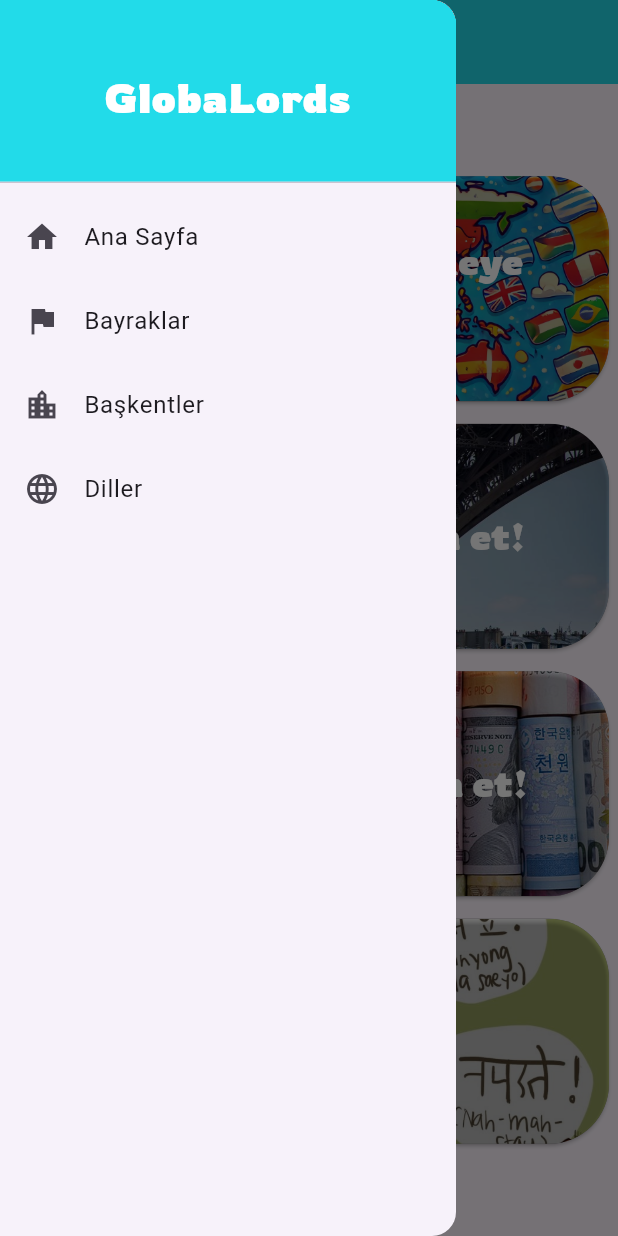
After one commit to esraayigit/globaLords, a Flutter app: the HomePage screen opened by its route, with the side drawer open, on a phone screen of 412 x 824 dp. The commit adds this screen. Run offline on Flutter 3.47's test engine with Material 3 defaults, Android fonts, the light colour scheme and no system bars.

Commit message:
drawer eklendi

```diff
--- /dev/null
+++ b/lib/drawer.dart
@@ -0,0 +1,74 @@
+import 'package:flutter/material.dart';
+
+class drawer extends StatefulWidget {
+  const drawer({super.key});
+
+  @override
+  State<drawer> createState() => _drawerState();
+}
+
+class _drawerState extends State<drawer> {
+  @override
+  Widget build(BuildContext context) {
+    return Drawer(
+      child: ListView(
+        padding: EdgeInsets.zero,
+        children: <Widget>[
+          SizedBox(
+            height: 130,
+            child: DrawerHeader(
+              decoration: BoxDecoration(color: Color(0xFF22DBE9)),
+              child: Center(
+                child: Text(
+                  'GlobaLords',
+                  textAlign: TextAlign.center,
+                    style: TextStyle(color: Colors.white, fontWeight: FontWeight.w600, fontSize: 28, fontFamily: 'Rowdies')
+                ),
+              ),
+            ),
+          ),
+          ListTile(
+            leading: Icon(Icons.home),
+            title: Text('Ana Sayfa'),
+            onTap: () {
+              Navigator.pushNamed(
+                context,
+                '/homepage'
+              );
+            },
+          ),
+          ListTile(
+            leading: Icon(Icons.flag),
+            title: Text('Bayraklar'),
+            onTap: () {
+              Navigator.pushNamed(
+                  context,
+                  '/bayraklar'
+              );
+            },
+          ),
+          ListTile(
+            leading: Icon(Icons.location_city),
+            title: Text('Başkentler'),
+            onTap: () {
+              Navigator.pushNamed(
+                  context,
+                  '/baskentler'
+              );
+            },
+          ),
+          ListTile(
+            leading: Icon(Icons.language),
+            title: Text('Diller'),
+            onTap: () {
+              Navigator.pushNamed(
+                  context,
+                  '/diller'
+              );
+            },
+          ),
+        ],
+      ),
+    );
+  }
+}
--- a/lib/diller.dart
+++ b/lib/screens/diller.dart
@@ -1,14 +1,14 @@
 import 'package:flutter/material.dart';
 import 'dart:async';
 
-class diller extends StatefulWidget {
-  const diller({super.key});
+class Diller extends StatefulWidget {
+  const Diller({super.key});
 
   @override
-  State<diller> createState() => _dillerState();
+  State<Diller> createState() => _DillerState();
 }
 
-class _dillerState extends State<diller> {
+class _DillerState extends State<Diller> {
   int remainingTime = 240; // 4 dakika (240 saniye)
   late Timer _timer;
 
--- a/lib/homepage.dart
+++ b/lib/screens/homepage.dart
@@ -1,9 +1,10 @@
 import 'package:flutter/material.dart';
-import 'package:globalords/banknot.dart';
-import 'package:globalords/baskentler.dart';
-import 'package:globalords/diller.dart';
+import 'package:globalords/drawer.dart';
+import 'package:globalords/screens/banknot.dart';
+import 'package:globalords/screens/baskentler.dart';
+import 'package:globalords/screens/diller.dart';
 import 'bayraklar.dart';
-import 'CountDownScreen.dart';
+import 'countdownscreen.dart';
 
 class HomePage extends StatelessWidget {
   @override
@@ -15,17 +16,18 @@ class HomePage extends StatelessWidget {
         centerTitle: true,
         iconTheme: IconThemeData(color: Colors.white),
       ),
+      drawer: drawer(),
       body: Center(
         child: Column(
           mainAxisAlignment: MainAxisAlignment.center,
           children: [
             quizButton(context, 'assets/images/bayrakquiz.png', "Bayrakların hangi ülkeye ait olduğunu bul!", Bayraklar()),
             SizedBox(height: 15),
-            quizButton(context, 'assets/images/baskent.jpg', "Başkentleri tahmin et!", baskentler()),
+            quizButton(context, 'assets/images/baskent.jpg', "Başkentleri tahmin et!", Baskentler()),
             SizedBox(height: 15),
-            quizButton(context, 'assets/images/banknotes.jpeg', "Banknotları tahmin et!", banknot()),
+            quizButton(context, 'assets/images/banknotes.jpeg', "Banknotları tahmin et!", Banknot()),
             SizedBox(height: 15),
-            quizButton(context, 'assets/images/languages.jpg', "Bu hangi dil?", diller()),
+            quizButton(context, 'assets/images/languages.jpg', "Bu hangi dil?", Diller()),
           ],
         ),
       ),
--- a/lib/baslangic.dart
+++ b/lib/screens/loginpage.dart
@@ -1,12 +1,12 @@
 import 'package:flutter/material.dart';
 import 'homepage.dart';
 
-class BaslangicSayfasi extends StatefulWidget {
+class LoginPage extends StatefulWidget {
   @override
-  _BaslangicSayfasiState createState() => _BaslangicSayfasiState();
+  _LoginPageState createState() => _LoginPageState();
 }
 
-class _BaslangicSayfasiState extends State<BaslangicSayfasi> {
+class _LoginPageState extends State<LoginPage> {
   final TextEditingController _usernameController = TextEditingController();
   final TextEditingController _passwordController = TextEditingController();
 
```
Also changed, not shown: lib/main.dart (+15 -2 lines), lib/screens/banknot.dart (renamed from lib/baskentler.dart, +19 -17 lines), lib/screens/baskentler.dart (renamed from lib/banknot.dart, +16 -18 lines), lib/screens/bayraklar.dart (renamed from lib/bayraklar.dart), lib/screens/countdownscreen.dart (renamed from lib/CountDownScreen.dart).
